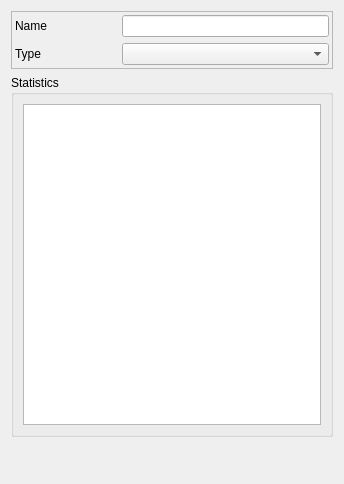
The window that config/base3/qgswidgets/lamia_form_geoarea_ui.ui (Artelia/Lamia) describes before a commit, drawn with Qt 5.
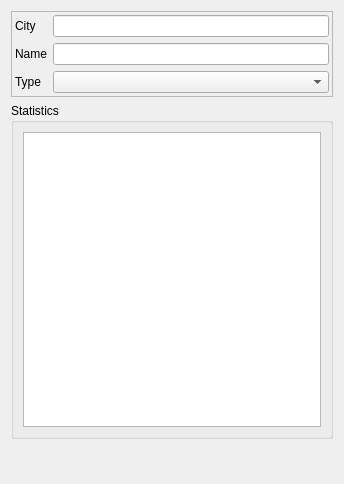
The same window after the commit.

Commit message: converter lamia levee bug fix

Patch:
```diff
--- a/config/base3/qgswidgets/lamia_form_geoarea_ui.ui
+++ b/config/base3/qgswidgets/lamia_form_geoarea_ui.ui
@@ -35,25 +35,35 @@
       <property name="bottomMargin">
        <number>3</number>
       </property>
-      <item row="2" column="0">
+      <item row="3" column="0">
        <widget class="QLabel" name="label_nom">
         <property name="text">
          <string>Name</string>
         </property>
        </widget>
       </item>
-      <item row="2" column="1" colspan="2">
-       <widget class="QLineEdit" name="lineEdit_nom"/>
-      </item>
-      <item row="3" column="0">
+      <item row="4" column="0">
        <widget class="QLabel" name="label">
         <property name="text">
          <string>Type</string>
         </property>
        </widget>
       </item>
-      <item row="3" column="1" colspan="2">
-       <widget class="QComboBox" name="comboBox_type"/>
+      <item row="2" column="0">
+       <widget class="QLabel" name="label_2">
+        <property name="text">
+         <string>City</string>
+        </property>
+       </widget>
+      </item>
+      <item row="3" column="1">
+       <widget class="QLineEdit" name="name"/>
+      </item>
+      <item row="4" column="1">
+       <widget class="QComboBox" name="geoareatype"/>
+      </item>
+      <item row="2" column="1">
+       <widget class="QLineEdit" name="city"/>
       </item>
      </layout>
     </widget>
```
The commit also changes 299 other files.
